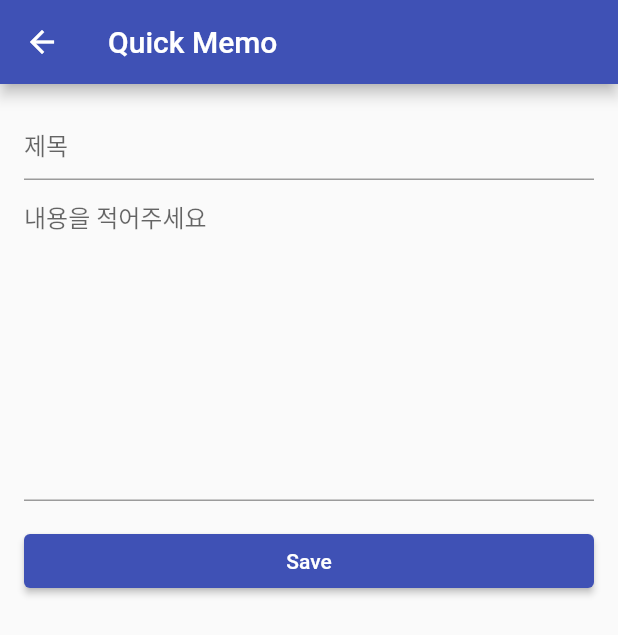
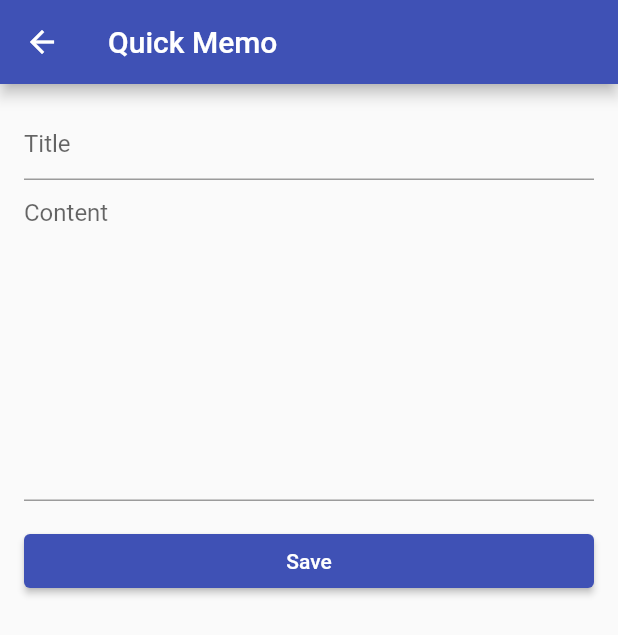
Before and after one commit to Hugekyung/flutter-memo, a Flutter app: the MemoComposeScreen screen opened directly, on a phone screen of 412 x 824 dp. Shown: the top 635 px of the screen. Run offline on Flutter 3.47's test engine with Material 2 defaults, Android fonts, the phone set to English and light mode, and no system bars; our stand-ins replace shared_preferences; accounts and stored records are empty.

Commit message:
chore: 주석 추가, 미비된 번역 추가

```diff
--- a/lib/main.dart
+++ b/lib/main.dart
@@ -112,7 +112,7 @@ class _MemoListScreenState extends State<MemoListScreen> {
       builder: (context) {
         return AlertDialog(
           title: const Text(
-            '경고',
+            'Warning',
             style: TextStyle(color: Colors.red, fontWeight: FontWeight.bold),
           ),
           content: const Text('Are you sure you want to delete this memo?'),
@@ -172,6 +172,7 @@ class _MemoListScreenState extends State<MemoListScreen> {
       body: ListView.builder(
         itemCount: memos.length,
         itemBuilder: (context, index) {
+          // todo : 날짜별로 메모를 보여주도록 UI 수정
           return ListTile(
             title: Text(
               memos[index].title.length > 20
@@ -246,12 +247,12 @@ class _MemoComposeScreenState extends State<MemoComposeScreen> {
             TextField(
               controller: _memoTitle,
               maxLines: 1,
-              decoration: const InputDecoration(hintText: '제목'),
+              decoration: const InputDecoration(hintText: 'Title'),
             ),
             TextField(
               controller: _memoContent,
               maxLines: 10,
-              decoration: const InputDecoration(hintText: '내용을 적어주세요'),
+              decoration: const InputDecoration(hintText: 'Content'),
             ),
             const SizedBox(height: 16),
             ElevatedButton(
@@ -284,7 +285,8 @@ class Memo {
     return {
       'title': title,
       'content': content,
-      'date': date.toIso8601String(),
+      'date': date
+          .toIso8601String(), // ! Memo 데이터를 JsonEncoding을 하기 위해 DateTime의 타입을 String으로 변경
     };
   }
 
```
